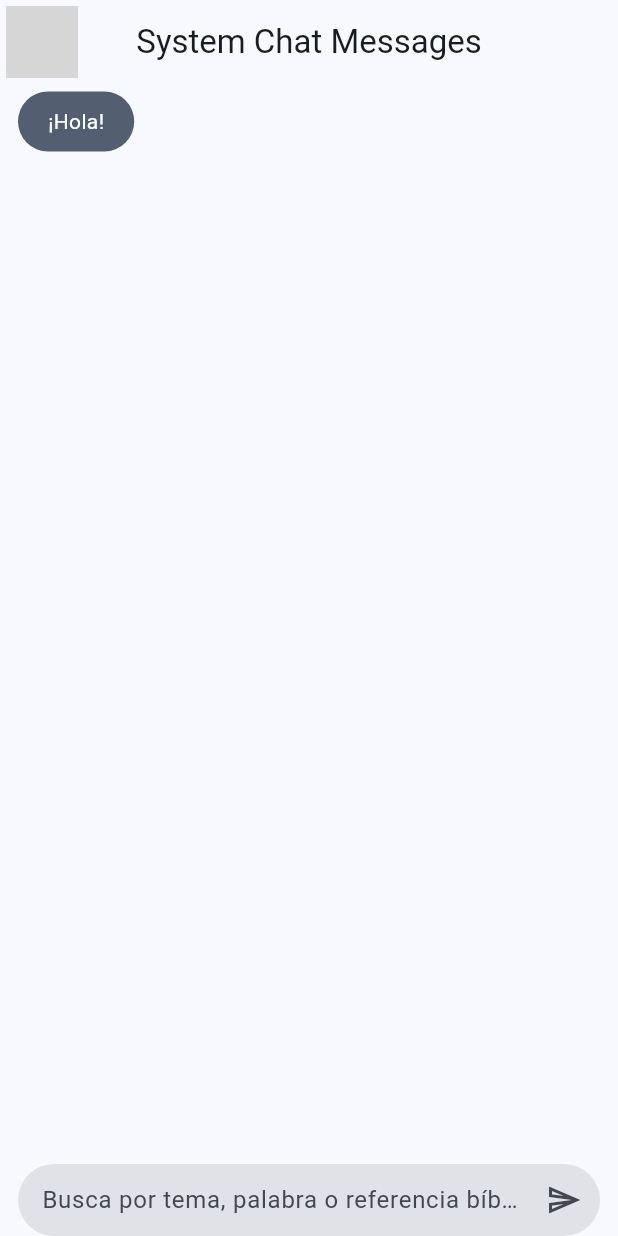
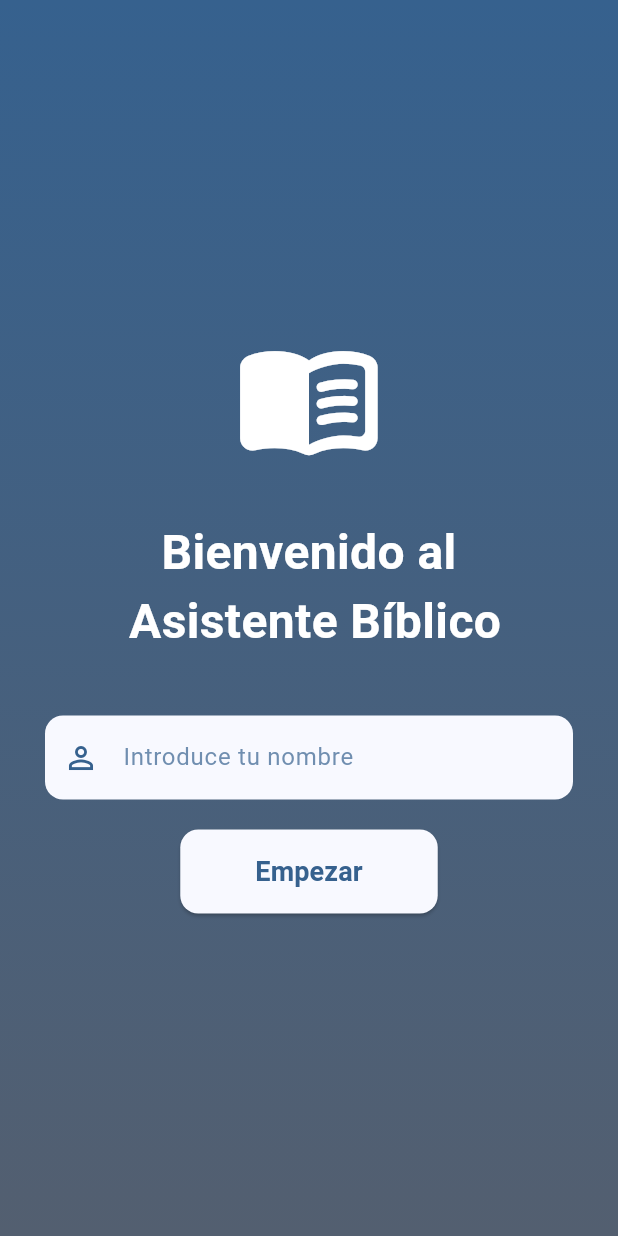
Before and after one commit to madaipsantos/chat-app-android, a Flutter app: the first screen one second after launch, on a phone screen of 412 x 824 dp. Run offline on Flutter 3.47's test engine with Material 3 defaults, Android fonts, the phone set to English and light mode, and no system bars; our stand-ins replace diacritic, equatable; grey boxes are pictures that could not be loaded.

Commit message:
feat: crear y ajustar la pantalla de bienvenida

```diff
--- a/lib/domain/entities/message.dart
+++ b/lib/domain/entities/message.dart
@@ -1,4 +1,4 @@
-enum FromWho {userChatMessage, systemChatMessage, typingIndicator}
+enum FromWho {userChatMessage, systemChatMessage}
 
 class Message {
   final String text;
--- a/lib/main.dart
+++ b/lib/main.dart
@@ -2,7 +2,7 @@ import 'package:flutter/material.dart';
 import 'package:yes_no_app/config/theme/app_theme.dart';
 import 'package:yes_no_app/infrastructure/services/bible_service.dart';
 import 'package:yes_no_app/presentation/providers/chat_provider.dart';
-import 'package:yes_no_app/presentation/screens/chat/chat_screen.dart';
+import 'package:yes_no_app/presentation/screens/welcome/welcome_screen.dart';
 import 'package:provider/provider.dart';
 
 void main() async {
@@ -24,7 +24,10 @@ class MyApp extends StatelessWidget {
         title: 'Yes No App',
         debugShowCheckedModeBanner: false,
         theme: AppTheme(selectedColor: 2).theme(),
-        home: const ChatScreen()
+        initialRoute: '/',
+        routes: {
+          '/': (context) => const WelcomeScreen(),
+        }
       ),
     );
   }
--- a/lib/presentation/screens/chat/chat_screen.dart
+++ b/lib/presentation/screens/chat/chat_screen.dart
@@ -1,7 +1,6 @@
 import 'package:flutter/material.dart';
 import 'package:provider/provider.dart';
 import 'package:yes_no_app/domain/entities/message.dart';
-import 'package:yes_no_app/presentation/widgets/chat/typing_indicator.dart';
 import 'package:yes_no_app/presentation/providers/chat_provider.dart';
 import 'package:yes_no_app/presentation/widgets/chat/system_chat_message_bubble.dart';
 import 'package:yes_no_app/presentation/widgets/chat/user_chat_message_bubble.dart';
@@ -47,6 +46,10 @@ class _ChatViewState extends State<_ChatView> {
   @override
   void initState() {
     super.initState();
+    // Establecer el contexto en el ChatProvider
+    WidgetsBinding.instance.addPostFrameCallback((_) {
+      Provider.of<ChatProvider>(context, listen: false).setContext(context);
+    });
     _messageFocusNode.addListener(() {
       if (_messageFocusNode.hasFocus) {
         _scrollToBottom();
@@ -86,17 +89,10 @@ class _ChatViewState extends State<_ChatView> {
   }
 
   Widget _buildMessageBubble(Message message) {
-    switch (message.fromWho) {
-      case FromWho.systemChatMessage:
-        return SystemChatMessageBubble(message: message);
-      case FromWho.userChatMessage:
-        return UserChatMessageBubble(message: message);
-      case FromWho.typingIndicator:
-        return const Padding(
-          padding: EdgeInsets.only(left: 20, bottom: 8),
-          child: TypingIndicator(),
-        );
-    }
+    return switch (message.fromWho) {
+      FromWho.systemChatMessage => SystemChatMessageBubble(message: message),
+      FromWho.userChatMessage => UserChatMessageBubble(message: message)
+    };
   }
 
   void _handleMessageSend(String value) {
--- /dev/null
+++ b/lib/presentation/screens/welcome/welcome_screen.dart
@@ -0,0 +1,136 @@
+import 'package:flutter/material.dart';
+import 'package:provider/provider.dart';
+import 'package:yes_no_app/presentation/screens/chat/chat_screen.dart';
+import 'package:yes_no_app/presentation/providers/chat_provider.dart';
+
+class WelcomeScreen extends StatefulWidget {
+  const WelcomeScreen({super.key});
+
+  @override
+  State<WelcomeScreen> createState() => _WelcomeScreenState();
+}
+
+class _WelcomeScreenState extends State<WelcomeScreen> {
+  final _nomeController = TextEditingController();
+  final _formKey = GlobalKey<FormState>();
+
+  @override
+  void dispose() {
+    _nomeController.dispose();
+    super.dispose();
+  }
+
+  void _onEntrarPressed() {
+    if (_formKey.currentState!.validate()) {
+      context.read<ChatProvider>().setUserName(_nomeController.text.trim());
+      Navigator.of(context).pushReplacement(
+        MaterialPageRoute(
+          builder: (_) => const ChatScreen(),
+        ),
+      );
+    }
+  }
+
+  @override
+  Widget build(BuildContext context) {
+    final colors = Theme.of(context).colorScheme;
+
+    return Scaffold(
+      body: Container(
+        width: double.infinity,
+        decoration: BoxDecoration(
+          gradient: LinearGradient(
+            begin: Alignment.topCenter,
+            end: Alignment.bottomCenter,
+            colors: [
+              colors.primary,
+              colors.secondary,
+            ],
+          ),
+        ),
+        child: SafeArea(
+          child: Padding(
+            padding: const EdgeInsets.symmetric(horizontal: 30.0, vertical: 20.0),
+            child: Form(
+              key: _formKey,
+              child: Column(
+                mainAxisAlignment: MainAxisAlignment.center,
+                children: [
+                  Icon(
+                    Icons.menu_book_rounded,
+                    size: 100,
+                    color: colors.onPrimary,
+                  ),
+                  const SizedBox(height: 30),
+                  Text(
+                    'Bienvenido al\n Asistente Bíblico',
+                    textAlign: TextAlign.center,
+                    style: TextStyle(
+                      fontSize: 32,
+                      fontWeight: FontWeight.bold,
+                      color: colors.onPrimary,
+                    ),
+                  ),
+                  const SizedBox(height: 40),
+                  TextFormField(
+                    controller: _nomeController,
+                    decoration: InputDecoration(
+                      hintText: 'Introduce tu nombre',
+                      filled: true,
+                      fillColor: colors.surface,
+                      border: OutlineInputBorder(
+                        borderRadius: BorderRadius.circular(12),
+                        borderSide: BorderSide.none,
+                      ),
+                      prefixIcon: Icon(
+                        Icons.person_outline,
+                        color: colors.primary,
+                      ),
+                      hintStyle: TextStyle(
+                        color: colors.primary.withOpacity(0.7),
+                      ),
+                    ),
+                    style: TextStyle(
+                      color: colors.primary,
+                      fontSize: 16,
+                    ),
+                    validator: (value) {
+                      if (value == null || value.trim().isEmpty) {
+                        return 'Por favor, introduzca su nombre';
+                      }
+                      return null;
+                    },
+                    textInputAction: TextInputAction.done,
+                    onFieldSubmitted: (_) => _onEntrarPressed(),
+                  ),
+                  const SizedBox(height: 20),
+                  ElevatedButton(
+                    onPressed: _onEntrarPressed,
+                    style: ElevatedButton.styleFrom(
+                      backgroundColor: colors.surface,
+                      foregroundColor: colors.primary,
+                      padding: const EdgeInsets.symmetric(
+                        horizontal: 50,
+                        vertical: 15,
+                      ),
+                      shape: RoundedRectangleBorder(
+                        borderRadius: BorderRadius.circular(12),
+                      ),
+                    ),
+                    child: const Text(
+                      'Empezar',
+                      style: TextStyle(
+                        fontSize: 18,
+                        fontWeight: FontWeight.bold,
+                      ),
+                    ),
+                  ),
+                ],
+              ),
+            ),
+          ),
+        ),
+      ),
+    );
+  }
+}
```
Also changed, not shown: lib/presentation/providers/chat_provider.dart (+82 -31 lines).
